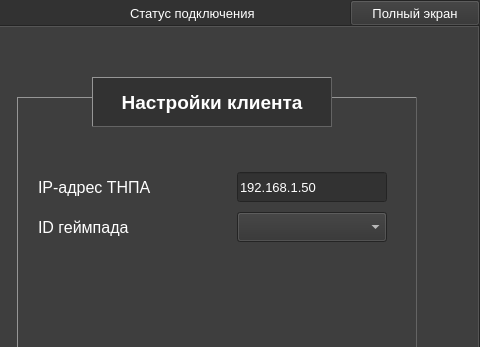
The window that src/MainWindow/MainWindow.ui (PolarStarWalker/PolarUV-client) describes before a commit, drawn with Qt 5; both pictures show x 800 to 1280 and y 0 to 347 of the 1280 by 720 pixel window.
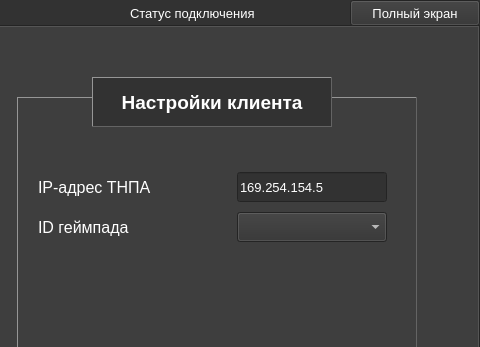
The same window after the commit. The open tabs and pages were chosen to show the change. Icons and pictures are not drawn.

Patch:
```diff
--- a/src/MainWindow/MainWindow.ui
+++ b/src/MainWindow/MainWindow.ui
@@ -1811,7 +1811,7 @@
          </rect>
         </property>
         <property name="text">
-         <string>192.168.1.50</string>
+         <string>169.254.154.5</string>
         </property>
         <property name="frame">
          <bool>true</bool>
```
